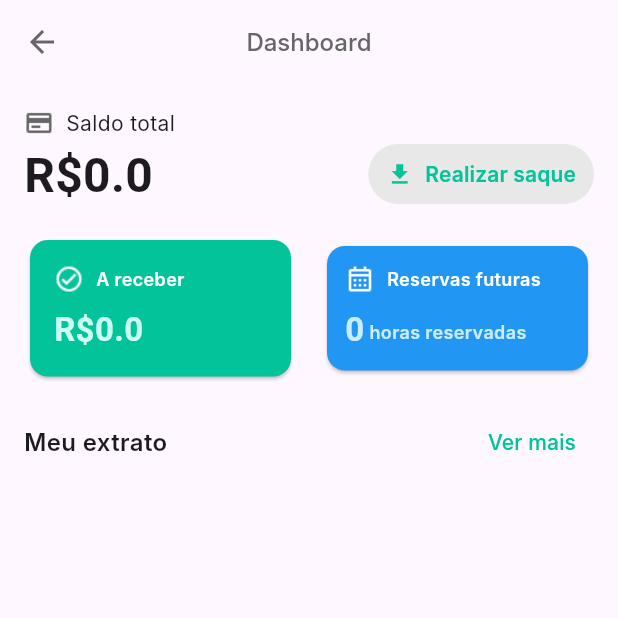
After one commit to andreleitejr/vagali, a Flutter app: the DashboardView screen opened directly, on a phone screen of 412 x 824 dp, the top half of it. The commit adds this screen. Run offline on Flutter 3.47's test engine with Material 3 defaults, Android fonts, the light colour scheme and no system bars; our stand-ins replace brasil_fields, carousel_slider, cloud_firestore, diacritic, dio, firebase_auth and 18 more; missing offline and left inert: app_settings, blurhash, dart:ffi, flutter_braintree, flutter_facebook_auth, jumping_dot; accounts and stored records are empty; Roboto replaces fonts that are missing (Inter).

Commit message:
chore: Painel do locador

```diff
--- /dev/null
+++ b/lib/features/dashboard/controllers/dashboard_controller.dart
@@ -0,0 +1,42 @@
+import 'package:get/get.dart';
+import 'package:vagali/features/reservation/controllers/reservation_list_controller.dart';
+
+class DashboardController extends GetxController {
+  final reservationListController = Get.put(ReservationListController());
+
+  double get balance {
+    final doneReservations = reservationListController.reservationsDone;
+    double totalBalance = 0;
+
+    for (final reservation in doneReservations) {
+      totalBalance += reservation.totalCost;
+    }
+
+    return totalBalance;
+  }
+
+  double get income {
+    final openReservations = reservationListController.reservationsInProgress;
+    double totalBalance = 0;
+
+    for (final reservation in openReservations) {
+      totalBalance += reservation.totalCost;
+    }
+
+    return totalBalance;
+  }
+
+  Duration get totalTime {
+    final openReservations = reservationListController.reservationsInProgress;
+
+    Duration totalTime = Duration.zero;
+
+    for (var reservation in openReservations) {
+      Duration reservationTime =
+          reservation.endDate.difference(reservation.startDate);
+      totalTime += reservationTime;
+    }
+
+    return totalTime;
+  }
+}
--- /dev/null
+++ b/lib/features/dashboard/views/dashboard_view.dart
@@ -0,0 +1,257 @@
+import 'package:flutter/material.dart';
+import 'package:flutter_blurhash/flutter_blurhash.dart';
+import 'package:get/get.dart';
+import 'package:vagali/features/dashboard/controllers/dashboard_controller.dart';
+import 'package:vagali/theme/coolicons.dart';
+import 'package:vagali/theme/theme_colors.dart';
+import 'package:vagali/theme/theme_typography.dart';
+import 'package:vagali/utils/extensions.dart';
+import 'package:vagali/widgets/coolicon.dart';
+import 'package:vagali/widgets/loader.dart';
+import 'package:vagali/widgets/shimmer_box.dart';
+import 'package:vagali/widgets/top_bavigation_bar.dart';
+
+class DashboardView extends StatelessWidget {
+  DashboardView({super.key});
+
+  final _controller = Get.put(DashboardController());
+
+  @override
+  Widget build(BuildContext context) {
+    return Scaffold(
+      appBar: TopNavigationBar(
+        title: 'Dashboard',
+      ),
+      body: SingleChildScrollView(
+        padding: EdgeInsets.all(16.0),
+        child: Column(
+          crossAxisAlignment: CrossAxisAlignment.stretch,
+          children: [
+            Column(
+              mainAxisAlignment: MainAxisAlignment.spaceBetween,
+              children: [
+                Row(
+                  children: [
+                    Coolicon(
+                      icon: Coolicons.creditCard,
+                      scale: 1.2,
+                    ),
+                    SizedBox(width: 8),
+                    Text(
+                      "Saldo total",
+                      style: ThemeTypography.regular14,
+                    ),
+                  ],
+                ),
+                Row(
+                  crossAxisAlignment: CrossAxisAlignment.end,
+                  children: [
+                    Expanded(
+                      child: Text(
+                        '${_controller.balance}'.toMonetaryString(),
+                        style: ThemeTypography.semiBold32,
+                      ),
+                    ),
+                    TextButton(
+                      onPressed: () {},
+                      style: TextButton.styleFrom(
+                        backgroundColor: ThemeColors.grey2,
+                      ),
+                      child: Row(
+                        children: [
+                          Icon(
+                            Icons.download,
+                            color: ThemeColors.primary,
+                          ),
+                          SizedBox(width: 8),
+                          Text(
+                            "Realizar saque",
+                            style: ThemeTypography.semiBold14.apply(
+                              color: ThemeColors.primary,
+                            ),
+                          ),
+                        ],
+                      ),
+                    ),
+                  ],
+                ),
+              ],
+            ),
+
+            SizedBox(height: 16),
+
+            // Cards
+            Row(
+              children: [
+                Expanded(
+                  child: Card(
+                    color: ThemeColors.primary,
+                    child: Padding(
+                      padding: EdgeInsets.all(16.0),
+                      child: Column(
+                        crossAxisAlignment: CrossAxisAlignment.start,
+                        children: [
+                          Row(
+                            children: [
+                              Coolicon(
+                                icon: Coolicons.circleCheckOutline,
+                                scale: 1.2,
+                                color: Colors.white,
+                              ),
+                              const SizedBox(width: 8),
+                              Text(
+                                "A receber",
+                                style: ThemeTypography.semiBold12.apply(
+                                  color: Colors.white,
+                                ),
+                              ),
+                            ],
+                          ),
+                          SizedBox(height: 8),
+                          Text(
+                            '${_controller.income}'.toMonetaryString(),
+                            style: ThemeTypography.semiBold22.apply(
+                              color: ThemeColors.lightGreen,
+                            ),
+                          ),
+                        ],
+                      ),
+                    ),
+                  ),
+                ),
+                SizedBox(width: 16.0),
+                Expanded(
+                  child: Card(
+                    color: Colors.blue,
+                    child: Padding(
+                      padding: EdgeInsets.all(12),
+                      child: Column(
+                        crossAxisAlignment: CrossAxisAlignment.start,
+                        children: [
+                          Row(
+                            children: [
+                              Coolicon(
+                                icon: Coolicons.calendar,
+                                scale: 1.2,
+                                color: Colors.white,
+                              ),
+                              SizedBox(width: 8.0),
+                              Text(
+                                "Reservas futuras",
+                                style: ThemeTypography.semiBold12.apply(
+                                  color: Colors.white,
+                                ),
+                              ),
+                            ],
+                          ),
+                          SizedBox(height: 8.0),
+                          Row(
+                            children: [
+                              Text(
+                                _controller.totalTime.inHours.toString(),
+                                style: ThemeTypography.semiBold22.apply(
+                                  color: ThemeColors.lightBlue,
+                                ),
+                              ),
+                              // SizedBox(width: 4.0),
+                              Expanded(
+                                child: Padding(
+                                  padding: const EdgeInsets.only(top: 4),
+                                  child: Text(
+                                    " horas reservadas",
+                                    style: ThemeTypography.semiBold12.apply(
+                                      color: ThemeColors.lightBlue,
+                                    ),
+                                    overflow: TextOverflow.ellipsis,
+                                  ),
+                                ),
+                              ),
+                            ],
+                          ),
+                        ],
+                      ),
+                    ),
+                  ),
+                ),
+              ],
+            ),
+
+            SizedBox(height: 16),
+
+            Row(
+              mainAxisAlignment: MainAxisAlignment.spaceBetween,
+              children: [
+                Text(
+                  "Meu extrato",
+                  style: ThemeTypography.semiBold16,
+                ),
+                TextButton(
+                  onPressed: () {},
+                  child: Text(
+                    "Ver mais",
+                    style: ThemeTypography.medium14.apply(
+                      color: ThemeColors.primary,
+                    ),
+                  ),
+                ),
+              ],
+            ),
+
+            SizedBox(height: 16),
+            ListView.builder(
+              itemCount:
+                  _controller.reservationListController.reservationsDone.length,
+              shrinkWrap: true,
+              physics: NeverScrollableScrollPhysics(),
+              itemBuilder: (BuildContext context, int index) {
+                final reservation = _controller
+                    .reservationListController.reservationsDone[index];
+
+                return ListTile(
+                  leading: Container(
+                    width: 44,
+                    height: 44,
+                    alignment: Alignment.center,
+                    child: Column(
+                      mainAxisAlignment: MainAxisAlignment.center,
+                      children: [
+                        Text(
+                          reservation.startDate.monthAbbreviation,
+                          style: ThemeTypography.regular12.apply(
+                            color: ThemeColors.primary,
+                          ),
+                        ),
+                        SizedBox(height: 4),
+                        Text(
+                          reservation.startDate.day.toString(),
+                          style: ThemeTypography.semiBold22.apply(
+                            color: ThemeColors.grey4,
+                          ),
+                        ),
+                      ],
+                    ),
+                  ),
+                  title: Row(
+                    children: [
+                      Expanded(
+                        child: Text(
+                            "${reservation.tenant?.firstName ?? 'Teste'}"
+                            " ${reservation.tenant?.lastName ?? 'Teste'}",
+                            style: ThemeTypography.medium14),
+                      ),
+                    ],
+                  ),
+                  subtitle: Text(
+                    "${reservation.startDate.toFriendlyDateTimeString()}"
+                    " até ${reservation.endDate.toFriendlyDateTimeString()}",
+                    style: ThemeTypography.regular10,
+                  ),
+                );
+              },
+            ),
+          ],
+        ),
+      ),
+    );
+  }
+}
--- a/lib/features/home/landlord/controllers/dashboard_controller.dart
+++ b/lib/features/home/landlord/controllers/dashboard_controller.dart
@@ -18,7 +18,7 @@ import 'package:vagali/features/vehicle/repositories/vehicle_repository.dart';
 import 'package:vagali/services/location_service.dart';
 import 'package:vagali/theme/images.dart';
 
-class DashboardController extends GetxController {
+class LandlordHomeController extends GetxController {
   final Landlord landlord = Get.find();
   final locationService = Get.put(LocationService());
   final _reservationRepository = Get.put(ReservationRepository());
--- a/lib/features/home/landlord/views/landlord_base_view.dart
+++ b/lib/features/home/landlord/views/landlord_base_view.dart
@@ -2,6 +2,7 @@ import 'package:flutter/material.dart';
 import 'package:get/get.dart';
 import 'package:vagali/features/auth/repositories/auth_repository.dart';
 import 'package:vagali/features/auth/views/auth_view.dart';
+import 'package:vagali/features/dashboard/views/dashboard_view.dart';
 import 'package:vagali/features/home/landlord/views/landlord_home_view.dart';
 import 'package:vagali/theme/theme_colors.dart';
 
@@ -17,9 +18,7 @@ class LandlordBaseView extends StatefulWidget {
 class _LandlordBaseViewState extends State<LandlordBaseView> {
   final List<Widget> _pages = [
     LandlordHomeView(),
-    Container(
-      child: Text('Painel'),
-    ),
+    DashboardView(),
     Container(
       child: Text('Reservas'),
     ),
--- a/lib/features/home/landlord/views/landlord_home_view.dart
+++ b/lib/features/home/landlord/views/landlord_home_view.dart
@@ -8,7 +8,7 @@ import 'package:vagali/widgets/loader.dart';
 import 'package:vagali/widgets/user_app_bar.dart';
 
 class LandlordHomeView extends StatelessWidget {
-  final _controller = Get.put(DashboardController());
+  final _controller = Get.put(LandlordHomeController());
 
   LandlordHomeView({super.key});
 
--- a/lib/features/home/landlord/widgets/confirmation_widget.dart
+++ b/lib/features/home/landlord/widgets/confirmation_widget.dart
@@ -10,7 +10,7 @@ import 'package:vagali/widgets/flat_button.dart';
 import 'package:vagali/widgets/user_card.dart';
 
 class ConfirmationWidget extends StatelessWidget {
-  final DashboardController controller;
+  final LandlordHomeController controller;
 
   const ConfirmationWidget({super.key, required this.controller});
 
--- a/lib/features/home/landlord/widgets/tracking_location.dart
+++ b/lib/features/home/landlord/widgets/tracking_location.dart
@@ -9,7 +9,7 @@ import 'package:vagali/widgets/rounded_gradient_button.dart';
 import 'package:vagali/widgets/user_card.dart';
 
 class TrackingLocation extends StatelessWidget {
-  final DashboardController controller;
+  final LandlordHomeController controller;
 
   const TrackingLocation({super.key, required this.controller});
 
--- a/lib/features/parking/models/parking.dart
+++ b/lib/features/parking/models/parking.dart
@@ -38,6 +38,7 @@ class Parking extends BaseModel {
     /// APENAS PARA TESTES
     final userCoordinates = _locationService.userLocation;
 
+    print(' JUSASADJISADHUSAHDUSHADUHASDU USER LOCATION HERE HEHEHEH  ${userCoordinates?.latitude}');
     if (userCoordinates == null) {
       return 0.0;
     }
--- a/lib/features/reservation/controllers/reservation_edit_controller.dart
+++ b/lib/features/reservation/controllers/reservation_edit_controller.dart
@@ -3,18 +3,15 @@ import 'dart:ui';
 
 import 'package:flutter/material.dart';
 import 'package:flutter/services.dart';
-import 'package:geolocator/geolocator.dart';
 import 'package:get/get.dart';
 import 'package:google_maps_flutter/google_maps_flutter.dart';
 
-import 'package:vagali/features/auth/repositories/auth_repository.dart';
 import 'package:vagali/features/parking/models/parking.dart';
 import 'package:vagali/features/vehicle/models/vehicle.dart';
 import 'package:vagali/models/location_history.dart';
 import 'package:vagali/features/reservation/models/reservation.dart';
 import 'package:vagali/features/reservation/repositories/reservation_repository.dart';
 import 'package:vagali/features/tenant/models/tenant.dart';
-import 'package:vagali/features/tenant/repositories/tenant_repository.dart';
 import 'package:vagali/features/vehicle/controllers/vehicle_edit_controller.dart';
 import 'package:vagali/repositories/firestore_repository.dart';
 import 'package:vagali/services/price_service.dart';
--- a/lib/features/reservation/controllers/reservation_list_controller.dart
+++ b/lib/features/reservation/controllers/reservation_list_controller.dart
@@ -7,12 +7,13 @@ import 'package:vagali/features/parking/repositories/parking_repository.dart';
 import 'package:vagali/features/reservation/models/reservation.dart';
 import 'package:vagali/features/reservation/repositories/reservation_repository.dart';
 import 'package:vagali/features/tenant/models/tenant.dart';
+import 'package:vagali/features/user/models/user.dart';
 import 'package:vagali/features/vehicle/models/vehicle.dart';
 import 'package:vagali/features/vehicle/repositories/vehicle_repository.dart';
 import 'package:vagali/services/location_service.dart';
 
 class ReservationListController extends GetxController {
-  final tenant = Get.find<Tenant>();
+  final tenant = Get.find<User>();
   final _parkingRepository = Get.find<ParkingRepository>();
   final locationService = Get.find<LocationService>();
 
--- a/lib/features/reservation/repositories/reservation_repository.dart
+++ b/lib/features/reservation/repositories/reservation_repository.dart
@@ -23,11 +23,12 @@ class ReservationRepository extends FirestoreRepository<Reservation> {
   @override
   Stream<List<Reservation>> streamAll() {
     try {
-      final Tenant tenant = Get.find();
+      final User user = Get.find();
 
       final collection = firestore.collection(collectionName);
 
-      final query = collection.where('tenantId', isEqualTo: tenant.id);
+      final query = collection.where(user.isTenant ? 'tenantId' : 'landlordId',
+          isEqualTo: user.id);
 
       final stream = query.snapshots().map((querySnapshot) =>
           querySnapshot.docs.map((doc) => fromDocument(doc)).toList());
@@ -38,6 +39,7 @@ class ReservationRepository extends FirestoreRepository<Reservation> {
       return Stream.value([]);
     }
   }
+
   @override
   Stream<List<Reservation>> streamAllReservationsForLandlord() {
     try {
--- a/lib/main.dart
+++ b/lib/main.dart
@@ -9,7 +9,7 @@ Future<void> main() async {
   WidgetsFlutterBinding.ensureInitialized();
   await Firebase.initializeApp(options:DefaultFirebaseOptions.currentPlatform);
 
-  final _authRepository = AuthRepository();
-  await _authRepository.signOut();
+  // final _authRepository = AuthRepository();
+  // await _authRepository.signOut();
   runApp(const App());
 }
--- a/lib/theme/theme_colors.dart
+++ b/lib/theme/theme_colors.dart
@@ -8,6 +8,8 @@ class ThemeColors {
   static const intermediary = Color(0xFF01A9A3);
   static const primary = Color(0xFF02C39A);
   static const secondary = Color(0xFFE8E8E8);
+  static const lightGreen = Color(0xFFCCFFF4);
+  static const lightBlue = Color(0xFFCCEDFF);
   static const shade700 = Color(0xFF2E3A59);
   static const blue = Color(0xFF0077B6);
   static const red = Color(0xFFD80032);
--- a/lib/theme/theme_typography.dart
+++ b/lib/theme/theme_typography.dart
@@ -53,4 +53,9 @@ class ThemeTypography {
     fontWeight: FontWeight.w400,
     fontFamily: 'Inter',
   );
+  static const regular10 = TextStyle(
+    fontSize: 10,
+    fontWeight: FontWeight.w400,
+    fontFamily: 'Inter',
+  );
 }
```
Also changed, not shown: lib/features/parking/models/price.dart (+7 -7 lines), lib/utils/extensions.dart (+32 -0 lines).
